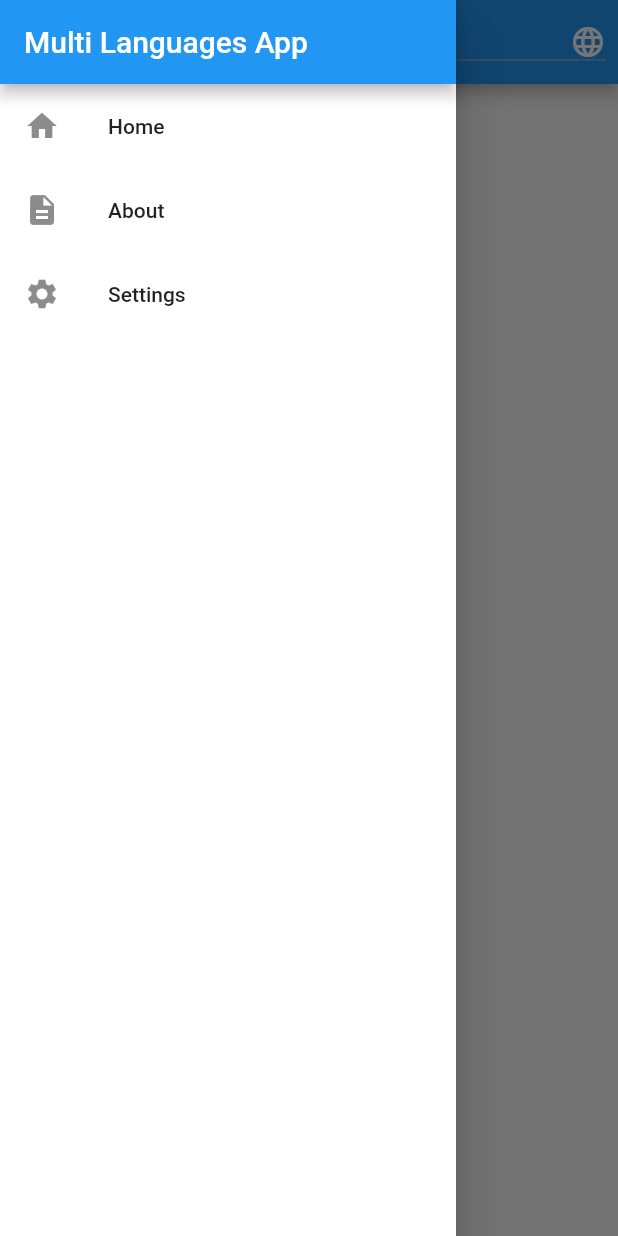
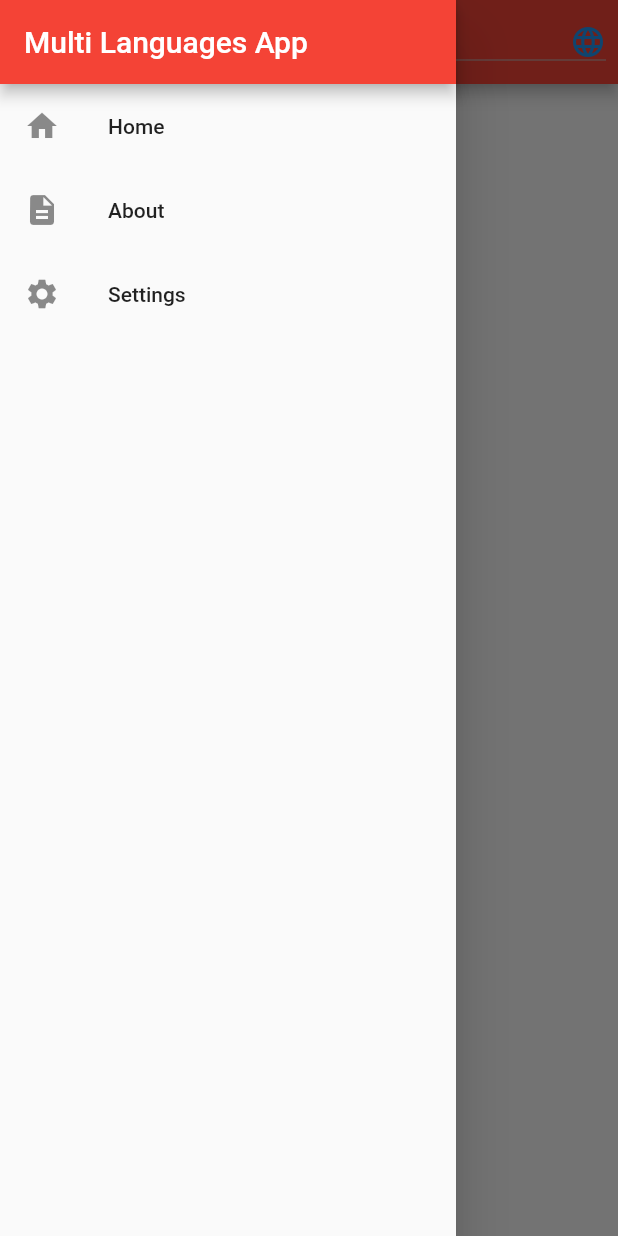
Before and after one commit to akashjindal347/Flutter-Mini-Projects, a Flutter app: the screen it shows after launch, with the side drawer open, on a phone screen of 412 x 824 dp. Run offline on Flutter 3.47's test engine with Material 2 defaults, Android fonts, the phone set to English and light mode, and no system bars; our stand-ins replace cloud_firestore, firebase_auth, firebase_storage, image_picker; accounts and stored records are empty.

Commit message:
added dark theme support

```diff
--- a/multiLanguages/lib/main.dart
+++ b/multiLanguages/lib/main.dart
@@ -32,6 +32,15 @@ class _MyAppState extends State<MyApp> {
   @override
   Widget build(BuildContext context) {
     return MaterialApp(
+      theme: ThemeData(
+        brightness: Brightness.light,
+        primaryColor: Colors.red,
+      ),
+      darkTheme: ThemeData(
+        brightness: Brightness.dark,
+        primaryColor: Colors.amberAccent,
+        accentColor: Colors.black87,
+      ),
       locale: _locale,
       localizationsDelegates: [
         // ... app-specific localization delegate[s] here
--- a/multiLanguages/lib/widgets/AppDrawer.dart
+++ b/multiLanguages/lib/widgets/AppDrawer.dart
@@ -10,7 +10,6 @@ class AppDrawer extends StatelessWidget {
       child: Scaffold(
         appBar: AppBar(title: Text('Multi Languages App')),
         body: Container(
-          color: Colors.white,
           child: Column(
             children: <Widget>[
               ListTile(
--- a/multiLanguages/lib/widgets/home_page.dart
+++ b/multiLanguages/lib/widgets/home_page.dart
@@ -48,7 +48,7 @@ class _HomePageState extends State<HomePage> {
             child: DropdownButton(
               icon: Icon(
                 Icons.language,
-                color: Colors.white,
+                color: Theme.of(context).accentColor,
               ),
               items: Language.languagesList()
                   .map<DropdownMenuItem<Language>>((lang) => DropdownMenuItem(
@@ -78,7 +78,8 @@ class _HomePageState extends State<HomePage> {
             Text(
               DemoLocalization.of(context)
                   .getTranslatedValues('personal_information'),
-              style: TextStyle(fontSize: 20, color: Colors.blue),
+              style: TextStyle(
+                  fontSize: 20, color: Theme.of(context).primaryColor),
             ),
             Text('English Hindi Arabic Persian'),
           ],
```
